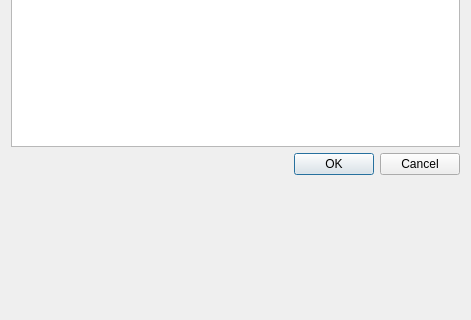
Old version of the form widgets/restore_backup.ui in the repository ebrahimraeyat/civilTools; both pictures show x 0 to 471 and y 102 to 422 of the 471 by 506 pixel window.
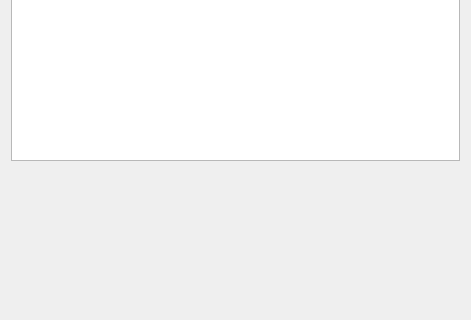
New version of the form. Icons and pictures are not drawn.

The edit to the form file:
```diff
--- a/widgets/restore_backup.ui
+++ b/widgets/restore_backup.ui
@@ -35,19 +35,6 @@
      </property>
     </widget>
    </item>
-   <item>
-    <widget class="QDialogButtonBox" name="buttonBox">
-     <property name="orientation">
-      <enum>Qt::Horizontal</enum>
-     </property>
-     <property name="standardButtons">
-      <set>QDialogButtonBox::Cancel|QDialogButtonBox::Ok</set>
-     </property>
-     <property name="centerButtons">
-      <bool>false</bool>
-     </property>
-    </widget>
-   </item>
    <item>
     <spacer name="verticalSpacer">
      <property name="orientation">
```
Left out of the diff: 35 changed lines with no effect on the pictures.
